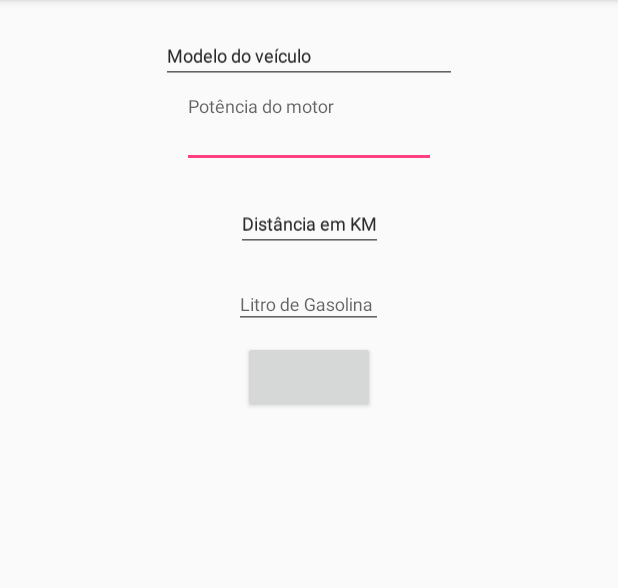
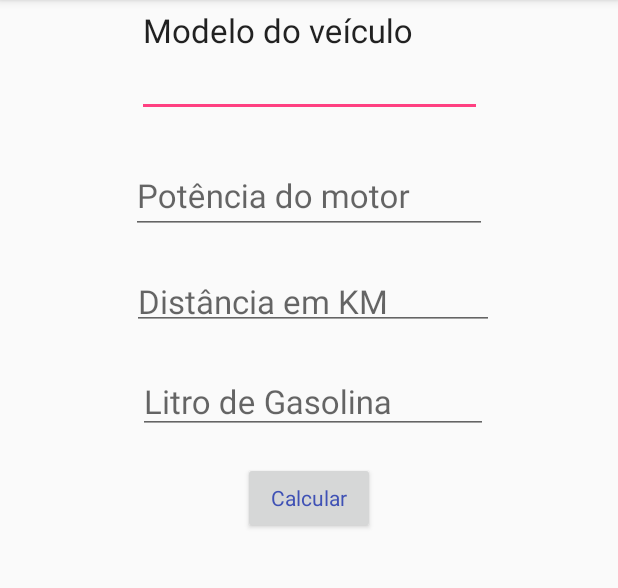
Before and after one commit to Rosahanne/Unama, an Android app: the screen it shows after launch (GastoViagem), on a phone screen of 412 x 824 dp, the part 84-672 px from its top. Run offline under Robolectric (Android 15) with nearby library versions, the phone set to English and light mode, and no system bars.

Commit message:
UnamaMobile

```diff
--- a/app/src/main/res/layout/activity_gasto_viagem.xml
+++ b/app/src/main/res/layout/activity_gasto_viagem.xml
@@ -7,14 +7,37 @@
     tools:context=".GastoViagem">
 
     <android.support.design.widget.TextInputLayout
-        android:id="@+id/textInputLayout3"
-        android:layout_width="169dp"
+        android:id="@+id/textInputLayout4"
+        android:layout_width="230dp"
         android:layout_height="wrap_content"
         android:layout_marginTop="8dp"
+        android:hint="@string/model_veiculo"
         app:counterOverflowTextAppearance="@style/TextAppearance.AppCompat.Caption"
         app:counterTextAppearance="@style/TextAppearance.AppCompat.Caption"
-        app:errorTextAppearance="@style/TextAppearance.AppCompat.Caption"
-        app:hintTextAppearance="@style/TextAppearance.AppCompat.Caption"
+        app:errorTextAppearance="@style/TextAppearance.AppCompat.Large"
+        app:hintTextAppearance="@style/TextAppearance.AppCompat.Large"
+        app:layout_constraintEnd_toEndOf="parent"
+        app:layout_constraintStart_toStartOf="parent"
+        app:layout_constraintTop_toTopOf="parent">
+
+        <android.support.design.widget.TextInputEditText
+            android:id="@+id/ip_ModAuto"
+            android:layout_width="match_parent"
+            android:layout_height="wrap_content"
+            android:textAppearance="@style/TextAppearance.AppCompat.Large"
+            android:visibility="visible" />
+    </android.support.design.widget.TextInputLayout>
+
+    <android.support.design.widget.TextInputLayout
+        android:id="@+id/textInputLayout3"
+        android:layout_width="237dp"
+        android:layout_height="wrap_content"
+        android:layout_marginTop="8dp"
+        android:hint="@string/potenciaMotor"
+        app:counterOverflowTextAppearance="@style/TextAppearance.AppCompat.Caption"
+        app:counterTextAppearance="@style/TextAppearance.AppCompat.Caption"
+        app:errorTextAppearance="@style/TextAppearance.AppCompat.Large"
+        app:hintTextAppearance="@style/TextAppearance.AppCompat.Large"
         app:layout_constraintEnd_toEndOf="parent"
         app:layout_constraintStart_toStartOf="parent"
         app:layout_constraintTop_toBottomOf="@+id/textInputLayout4">
@@ -23,77 +46,53 @@
             android:id="@+id/ip_PotMotor"
             android:layout_width="match_parent"
             android:layout_height="wrap_content"
-            android:hint="@string/potenciaMotor"
-            android:textAppearance="@style/TextAppearance.AppCompat.Caption"
-            android:visibility="visible" />
-    </android.support.design.widget.TextInputLayout>
-
-    <android.support.design.widget.TextInputLayout
-        android:id="@+id/textInputLayout4"
-        android:layout_width="197dp"
-        android:layout_height="wrap_content"
-        android:layout_marginTop="8dp"
-        android:hint="@string/model_veiculo"
-        app:counterOverflowTextAppearance="@style/TextAppearance.AppCompat.Caption"
-        app:counterTextAppearance="@style/TextAppearance.AppCompat.Caption"
-        app:errorTextAppearance="@style/TextAppearance.AppCompat.Caption"
-        app:hintTextAppearance="@style/TextAppearance.AppCompat.Caption"
-        app:layout_constraintEnd_toEndOf="parent"
-        app:layout_constraintStart_toStartOf="parent"
-        app:layout_constraintTop_toTopOf="parent">
-
-        <android.support.design.widget.TextInputEditText
-            android:id="@+id/ip_ModAuto"
-            android:layout_width="match_parent"
-            android:layout_height="wrap_content"
-            android:hint="@string/model_veiculo"
-            android:textAppearance="@style/TextAppearance.AppCompat.Caption"
+            android:textAppearance="@style/TextAppearance.AppCompat.Large"
             android:visibility="visible" />
     </android.support.design.widget.TextInputLayout>
 
     <android.support.design.widget.TextInputLayout
         android:id="@+id/textInputLayout5"
-        android:layout_width="wrap_content"
-        android:layout_height="wrap_content"
+        android:layout_width="241dp"
+        android:layout_height="56dp"
         android:layout_marginTop="8dp"
         android:hint="@string/distanciaKM"
         app:counterOverflowTextAppearance="@style/TextAppearance.AppCompat.Caption"
         app:counterTextAppearance="@style/TextAppearance.AppCompat.Caption"
-        app:errorTextAppearance="@style/TextAppearance.AppCompat.Caption"
-        app:hintTextAppearance="@style/TextAppearance.AppCompat.Caption"
+        app:errorTextAppearance="@style/TextAppearance.AppCompat.Large"
+        app:hintTextAppearance="@style/TextAppearance.AppCompat.Large"
         app:layout_constraintEnd_toEndOf="parent"
+        app:layout_constraintHorizontal_bias="0.517"
         app:layout_constraintStart_toStartOf="parent"
         app:layout_constraintTop_toBottomOf="@+id/textInputLayout3">
 
         <android.support.design.widget.TextInputEditText
             android:id="@+id/ip_DistKm"
-            android:layout_width="wrap_content"
-            android:layout_height="wrap_content"
-            android:hint="@string/distanciaKM"
-            android:textAppearance="@style/TextAppearance.AppCompat.Caption"
+            android:layout_width="match_parent"
+            android:layout_height="match_parent"
+            android:textAppearance="@style/TextAppearance.AppCompat.Large"
             android:visibility="visible" />
     </android.support.design.widget.TextInputLayout>
 
     <android.support.design.widget.TextInputLayout
         android:id="@+id/textInputLayout7"
-        android:layout_width="99dp"
-        android:layout_height="43dp"
+        android:layout_width="233dp"
+        android:layout_height="61dp"
         android:layout_marginTop="8dp"
+        android:hint="@string/litroGasolina"
         app:counterOverflowTextAppearance="@style/TextAppearance.AppCompat.Caption"
         app:counterTextAppearance="@style/TextAppearance.AppCompat.Caption"
-        app:errorTextAppearance="@style/TextAppearance.AppCompat.Caption"
-        app:hintTextAppearance="@style/TextAppearance.AppCompat.Caption"
+        app:errorTextAppearance="@style/TextAppearance.AppCompat.Large"
+        app:hintTextAppearance="@style/TextAppearance.AppCompat.Large"
         app:layout_constraintEnd_toEndOf="parent"
-        app:layout_constraintHorizontal_bias="0.498"
+        app:layout_constraintHorizontal_bias="0.516"
         app:layout_constraintStart_toStartOf="parent"
         app:layout_constraintTop_toBottomOf="@+id/textInputLayout5">
 
         <android.support.design.widget.TextInputEditText
             android:id="@+id/ip_LitGasolina"
             android:layout_width="match_parent"
-            android:layout_height="wrap_content"
-            android:hint="@string/litroGasolina"
-            android:textAppearance="@style/TextAppearance.AppCompat.Caption"
+            android:layout_height="match_parent"
+            android:textAppearance="@style/TextAppearance.AppCompat.Large"
             android:visibility="visible" />
     </android.support.design.widget.TextInputLayout>
 
@@ -108,13 +107,15 @@
         android:layout_marginRight="8dp"
         android:layout_marginBottom="24dp"
         android:contentDescription="Calcular"
+        android:text="@string/calcular_autonomia"
         android:textAppearance="@style/TextAppearance.AppCompat.Inverse"
+        android:textColor="@color/colorPrimary"
         android:visibility="visible"
         app:layout_constraintBottom_toBottomOf="parent"
         app:layout_constraintEnd_toEndOf="parent"
         app:layout_constraintStart_toStartOf="parent"
         app:layout_constraintTop_toBottomOf="@+id/textInputLayout7"
-        app:layout_constraintVertical_bias="0.0"
+        app:layout_constraintVertical_bias="0.027"
         tools:text="@string/calcular_autonomia" />
 
 </android.support.constraint.ConstraintLayout>
--- a/app/src/main/res/values/colors.xml
+++ b/app/src/main/res/values/colors.xml
@@ -1,6 +1,6 @@
 <?xml version="1.0" encoding="utf-8"?>
 <resources>
-    <color name="colorPrimary">#3F51B5</color>
+    <color name="colorPrimary">#3f51b5</color>
     <color name="colorPrimaryDark">#303F9F</color>
     <color name="colorAccent">#FF4081</color>
 </resources>
```
Also changed, not shown: app/src/main/java/com/example/a26144859/appexemplo/GastoViagem2.java (+18 -0 lines), app/src/main/res/layout/activity_gasto_viagem2.xml (+19 -5 lines).
